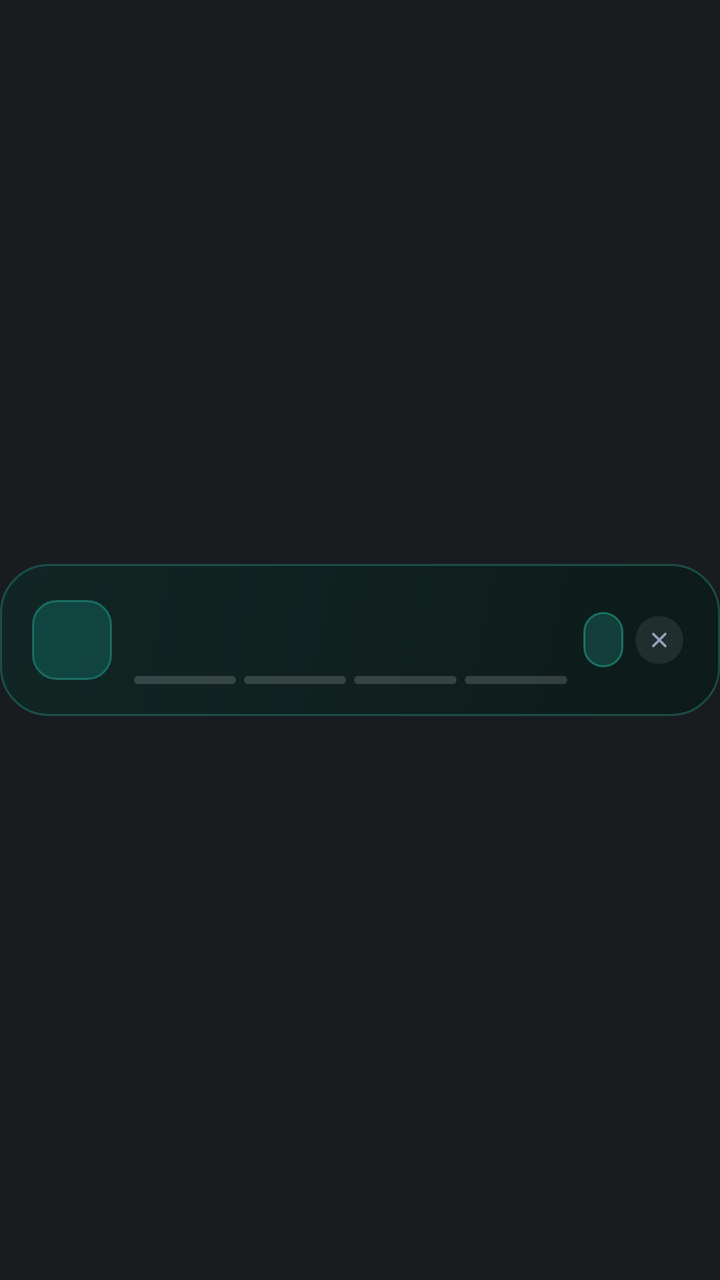
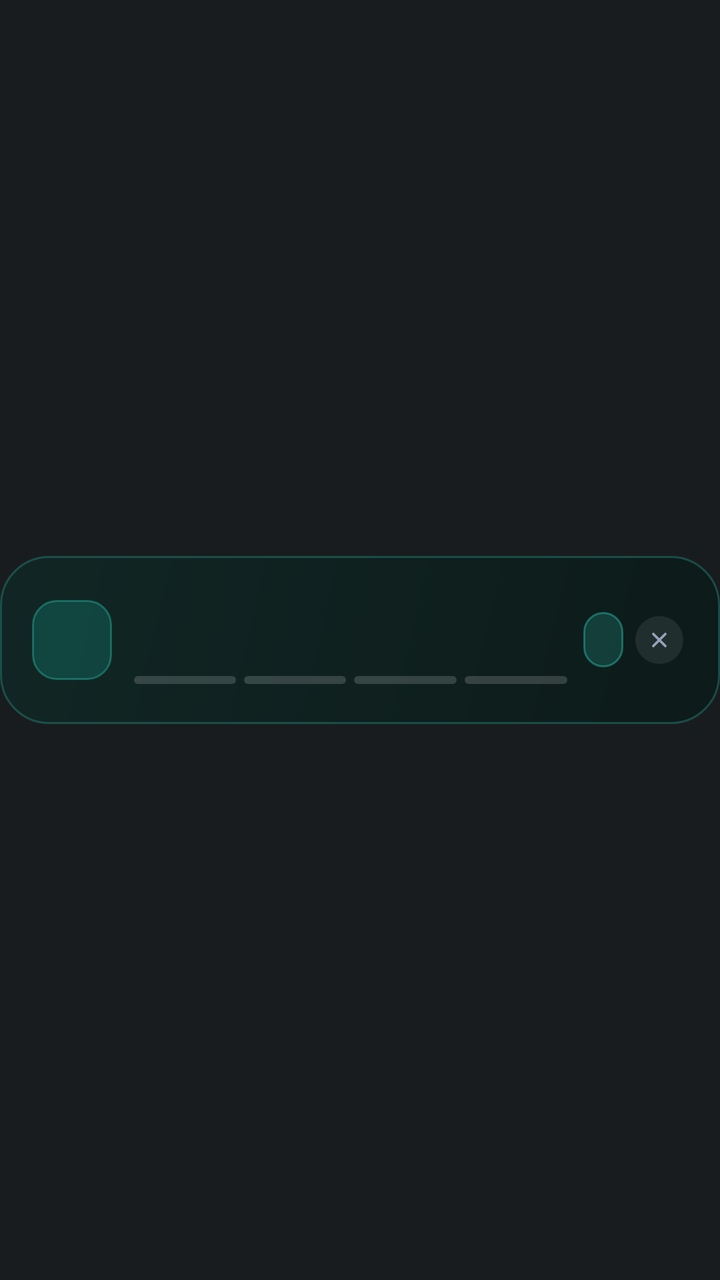

The first picture is an Android layout as it rendered before a commit; the second is the same layout after the commit. The layout source and the unified diff follow.
<!-- AndroidManifest.xml: application theme Theme.AtAGlancePlus -->
<!-- res/layout/card_live_update.xml -->
<?xml version="1.0" encoding="utf-8"?>
<FrameLayout xmlns:android="http://schemas.android.com/apk/res/android"
    android:id="@+id/card_root"
    style="@style/AagCardRoot">

    <LinearLayout
        android:id="@+id/card_body"
        style="@style/AagCardBody"
        android:background="@drawable/card_bg_live"
        android:gravity="center_vertical"
        android:orientation="horizontal">

        <FrameLayout
            android:id="@+id/live_badge"
            android:layout_width="40dp"
            android:layout_height="40dp"
            android:background="@drawable/live_badge_bg">

            <ImageView
                android:id="@+id/live_app_icon"
                android:layout_width="22dp"
                android:layout_height="22dp"
                android:layout_gravity="center"
                android:contentDescription="@null"
                android:visibility="gone" />

            <TextView
                android:id="@+id/live_app_initial"
                style="@style/AagText.Badge"
                android:layout_width="wrap_content"
                android:layout_height="wrap_content"
                android:layout_gravity="center"
                android:textColor="#FF2DD4BF"
                android:textStyle="bold" />
        </FrameLayout>

        <LinearLayout
            android:layout_width="0dp"
            android:layout_height="wrap_content"
            android:layout_marginStart="11dp"
            android:layout_weight="1"
            android:orientation="vertical">

            <TextView
                android:id="@+id/live_title"
                style="@style/AagText.Title"
                android:layout_width="match_parent"
                android:layout_height="wrap_content" />

            <TextView
                android:id="@+id/live_detail"
                style="@style/AagText.Detail"
                android:layout_width="match_parent"
                android:layout_height="wrap_content"
                android:textColor="#FFB2F5EA" />

            <LinearLayout
                android:id="@+id/live_segments"
                android:layout_width="match_parent"
                android:layout_height="4dp"
                android:layout_marginTop="5dp"
                android:orientation="horizontal">

                <ImageView
                    android:id="@+id/live_seg_1"
                    android:layout_width="0dp"
                    android:layout_height="4dp"
                    android:layout_weight="1"
                    android:background="@drawable/segment_off"
                    android:contentDescription="@null" />

                <ImageView
                    android:id="@+id/live_seg_2"
                    android:layout_width="0dp"
                    android:layout_height="4dp"
                    android:layout_marginStart="4dp"
                    android:layout_weight="1"
                    android:background="@drawable/segment_off"
                    android:contentDescription="@null" />

                <ImageView
                    android:id="@+id/live_seg_3"
                    android:layout_width="0dp"
                    android:layout_height="4dp"
                    android:layout_marginStart="4dp"
                    android:layout_weight="1"
                    android:background="@drawable/segment_off"
                    android:contentDescription="@null" />

                <ImageView
                    android:id="@+id/live_seg_4"
                    android:layout_width="0dp"
                    android:layout_height="4dp"
                    android:layout_marginStart="4dp"
                    android:layout_weight="1"
                    android:background="@drawable/segment_off"
                    android:contentDescription="@null" />
            </LinearLayout>
        </LinearLayout>

        <TextView
            android:id="@+id/live_eta"
            style="@style/AagText.Badge"
            android:layout_width="wrap_content"
            android:layout_height="wrap_content"
            android:layout_marginStart="8dp"
            android:background="@drawable/live_eta_bg"
            android:paddingStart="10dp"
            android:paddingTop="5dp"
            android:paddingEnd="10dp"
            android:paddingBottom="5dp"
            android:textColor="#FF5EEAD4"
            android:textStyle="bold" />

        <FrameLayout
            android:id="@+id/dismiss"
            android:layout_width="36dp"
            android:layout_height="36dp"
            android:layout_marginEnd="-6dp"
            android:contentDescription="Dismiss">

            <ImageView
                android:id="@+id/dismiss_icon"
                android:layout_width="24dp"
                android:layout_height="24dp"
                android:layout_gravity="center"
                android:background="@drawable/dismiss_bg"
                android:contentDescription="@null"
                android:padding="6dp"
                android:src="@drawable/ic_dismiss"
                android:tint="#FF94A3B8" />
        </FrameLayout>
    </LinearLayout>

    
    <ImageView
        android:id="@+id/hold_bar"
        android:layout_width="match_parent"
        android:layout_height="76dp"
        android:layout_gravity="center_vertical"
        android:contentDescription="@null"
        android:duplicateParentState="true"
        android:scaleType="fitXY"
        android:src="@drawable/hold_bar_red_400" />
</FrameLayout>
<!-- resources referenced by this layout -->
<resources>
  <!-- drawable card_bg_live (drawable) -->
  <?xml version="1.0" encoding="utf-8"?>
  <shape xmlns:android="http://schemas.android.com/apk/res/android" android:shape="rectangle">
      <gradient android:angle="315" android:startColor="#F2102624" android:endColor="#F20B1A19" android:type="linear" />
      <stroke android:width="1dp" android:color="#422DD4BF" />
      <corners android:radius="24dp" />
  </shape>
  <!-- drawable dismiss_bg (drawable) -->
  <?xml version="1.0" encoding="utf-8"?>
  <shape xmlns:android="http://schemas.android.com/apk/res/android" android:shape="oval">
      <solid android:color="#14FFFFFF" />
  </shape>
  <!-- drawable hold_bar_red_400 (drawable) -->
  <?xml version="1.0" encoding="utf-8"?>
  <animated-selector xmlns:android="http://schemas.android.com/apk/res/android">
      <item
          android:id="@+id/hold_pressed"
          android:drawable="@drawable/hold_bar_red_full"
          android:state_pressed="true" />
      <item
          android:id="@+id/hold_idle"
          android:drawable="@drawable/hold_bar_empty" />
      <transition
          android:drawable="@drawable/avd_hold_red_400"
          android:fromId="@id/hold_idle"
          android:toId="@id/hold_pressed" />
  </animated-selector>
  <!-- drawable live_badge_bg (drawable) -->
  <?xml version="1.0" encoding="utf-8"?>
  <shape xmlns:android="http://schemas.android.com/apk/res/android" android:shape="rectangle">
      <solid android:color="#3814B8A6" />
      <stroke android:width="1dp" android:color="#592DD4BF" />
      <corners android:radius="12dp" />
  </shape>
  <!-- drawable live_eta_bg (drawable) -->
  <?xml version="1.0" encoding="utf-8"?>
  <shape xmlns:android="http://schemas.android.com/apk/res/android" android:shape="rectangle">
      <solid android:color="#2E2DD4BF" />
      <stroke android:width="1dp" android:color="#662DD4BF" />
      <corners android:radius="14dp" />
  </shape>
  <!-- drawable segment_off (drawable) -->
  <?xml version="1.0" encoding="utf-8"?>
  <shape xmlns:android="http://schemas.android.com/apk/res/android" android:shape="rectangle">
      <solid android:color="#29FFFFFF" />
      <corners android:radius="2dp" />
  </shape>
  <style name="AagCardBody">
          <item name="android:layout_width">match_parent</item>
          <item name="android:layout_height">76dp</item>
          <item name="android:layout_gravity">center_vertical</item>
          <item name="android:paddingStart">16dp</item>
          <item name="android:paddingEnd">18dp</item>
      </style>
  <style name="AagCardRoot">
          <item name="android:layout_width">match_parent</item>
          <item name="android:layout_height">88dp</item>
          <item name="android:clipChildren">false</item>
          <item name="android:clipToPadding">false</item>
      </style>
  <style name="AagText.Badge">
          <item name="android:textSize">15sp</item>
          <item name="android:fontFamily">sans-serif-medium</item>
          <item name="android:lineHeight">18sp</item>
          <item name="android:ellipsize">none</item>
      </style>
  <style name="AagText.Detail">
          <item name="android:textSize">13sp</item>
          <item name="android:fontFamily">sans-serif</item>
          <item name="android:lineHeight">17sp</item>
          <item name="android:letterSpacing">0.0077</item>
          <item name="android:textColor">#FFD8E2F0</item>
      </style>
  <style name="AagText.Title">
          <item name="android:textSize">17sp</item>
          <item name="android:fontFamily">sans-serif-medium</item>
          <item name="android:lineHeight">21sp</item>
      </style>
  <style name="Theme.AtAGlancePlus" parent="android:Theme.DeviceDefault.NoActionBar">
          <item name="android:windowLightStatusBar">false</item>
      </style>
  <!-- unchanged entries left out for length: 5 -->
</resources>

<!-- the commit's change to res/layout/card_live_update.xml (unified diff, before → after) -->
@@ -136,7 +136,7 @@
     <ImageView
         android:id="@+id/hold_bar"
         android:layout_width="match_parent"
-        android:layout_height="76dp"
+        android:layout_height="@dimen/card_body_height"
         android:layout_gravity="center_vertical"
         android:contentDescription="@null"
         android:duplicateParentState="true"
<!-- resource entries referenced after the edit -->
@@ -1,5 +1,6 @@
 <!-- resources referenced by this layout -->
 <resources>
+  <dimen name="card_body_height">84dp</dimen>
   <!-- drawable card_bg_live (drawable) -->
   <?xml version="1.0" encoding="utf-8"?>
   <shape xmlns:android="http://schemas.android.com/apk/res/android" android:shape="rectangle">
@@ -49,7 +50,7 @@
   </shape>
   <style name="AagCardBody">
           <item name="android:layout_width">match_parent</item>
-          <item name="android:layout_height">76dp</item>
+          <item name="android:layout_height">@dimen/card_body_height</item>
           <item name="android:layout_gravity">center_vertical</item>
           <item name="android:paddingStart">16dp</item>
           <item name="android:paddingEnd">18dp</item>
